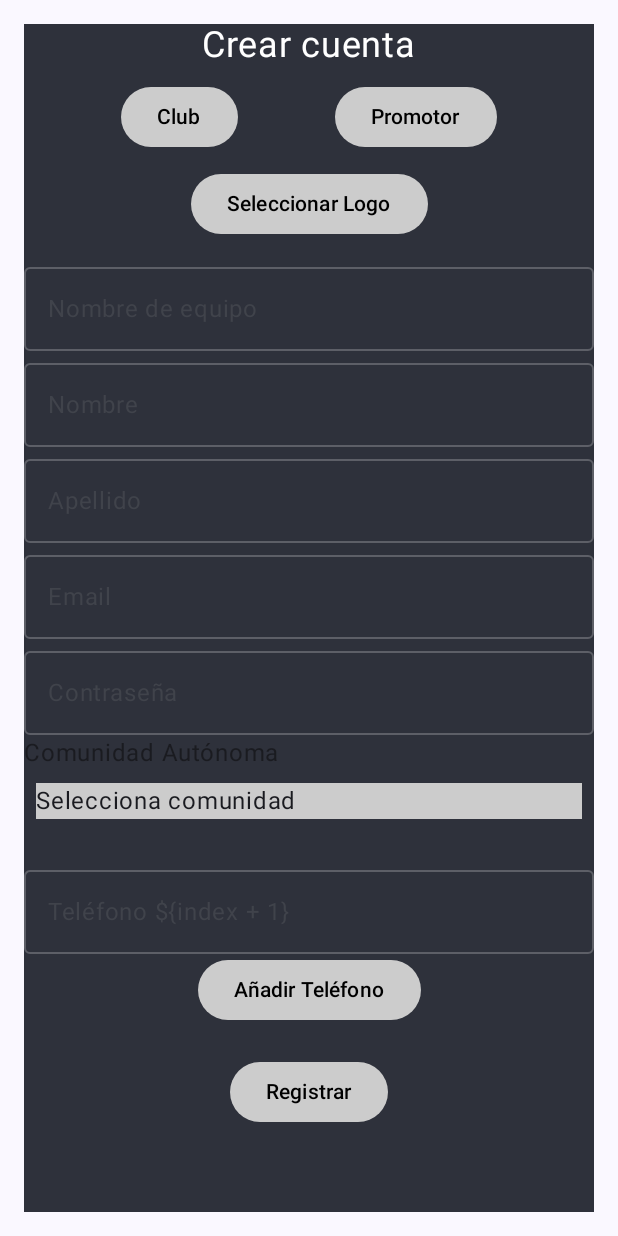
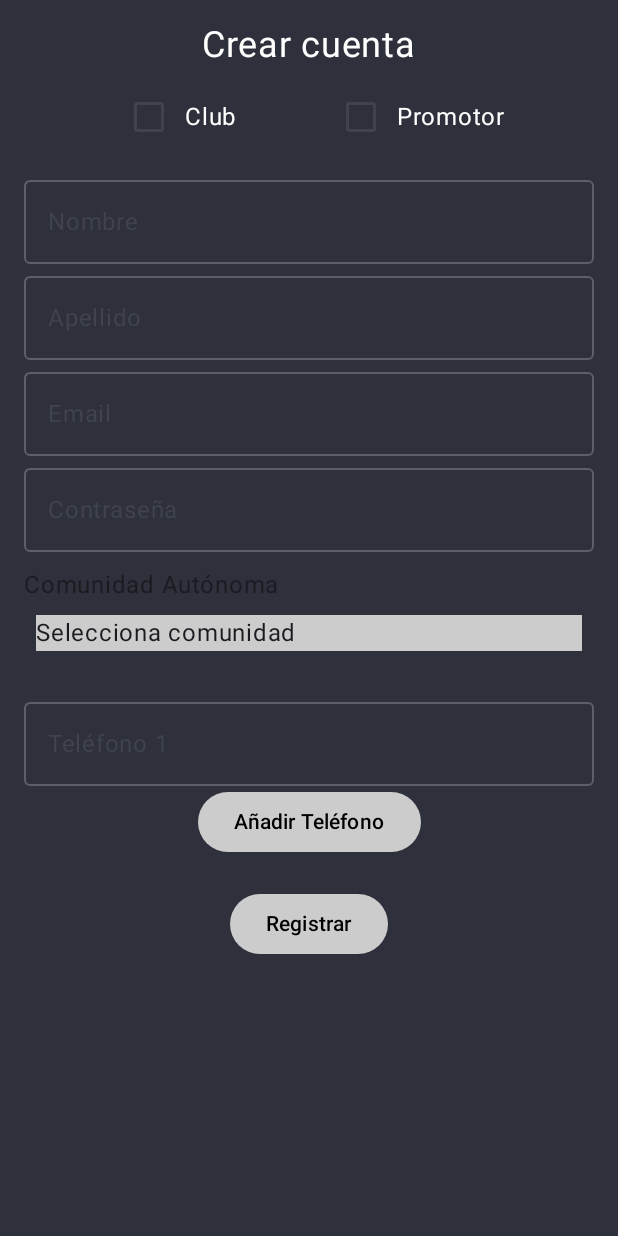
Before and after one commit to SandrMtz/APP_TeamBox, an Android app built with Jetpack Compose: the screen it shows after launch (MainActivity), after a tap on "¿No tienes cuenta? Regístrate", on a phone screen of 412 x 824 dp. Run offline under Robolectric (Android 15) with nearby library versions, the light colour scheme and no system bars.

Commit message:
modificacion y añadido
he mejorado el registro, y he añadido dos clases nuevas, un menu inferior que estara en club

```diff
--- a/appTB/app/src/main/java/com/example/appteambox/MainActivity.kt
+++ b/appTB/app/src/main/java/com/example/appteambox/MainActivity.kt
@@ -49,12 +49,18 @@ class MainActivity : ComponentActivity() {
                                 botonColors = botonClaro
                             )
                         }
+
+                        composable("MenuInferiorClub") {
+                            MenuInferiorCLub(navController = navController)
+                            }
+                        }
                     }
                 }
             }
         }
     }
-}
+
+
 
 @Composable
 fun Greeting(name: String, modifier: Modifier = Modifier) {
--- /dev/null
+++ b/appTB/app/src/main/java/com/example/appteambox/PerfilUsuario.kt
@@ -0,0 +1,5 @@
+package com.example.appteambox
+
+import androidx.compose.material3.ExperimentalMaterial3Api
+import androidx.compose.runtime.Composable
+import androidx.compose.runtime.getValue
--- a/appTB/app/src/main/java/com/example/appteambox/RegistroCuenta.kt
+++ b/appTB/app/src/main/java/com/example/appteambox/RegistroCuenta.kt
@@ -10,7 +10,9 @@ import androidx.compose.foundation.Image
 import androidx.compose.foundation.background
 import androidx.compose.foundation.clickable
 import androidx.compose.foundation.layout.*
+import androidx.compose.foundation.rememberScrollState
 import androidx.compose.foundation.text.KeyboardOptions
+import androidx.compose.foundation.verticalScroll
 import androidx.compose.material3.*
 import androidx.compose.runtime.*
 import androidx.compose.ui.Alignment
@@ -27,8 +29,12 @@ import java.io.ByteArrayOutputStream
 @OptIn(ExperimentalMaterial3Api::class)
 @Composable
 fun RegistroCuenta(navController: NavController, botonColors: ButtonColors) {
-    var tipoUsuario by remember { mutableStateOf("") }
-    var nombreEntidad by remember { mutableStateOf("") }
+    var esClub by remember { mutableStateOf(false) }
+    var esPromotor by remember { mutableStateOf(false) }
+
+    var nombreClub by remember { mutableStateOf("") }
+    var nombrePromotora by remember { mutableStateOf("") }
+
     var nombre by remember { mutableStateOf("") }
     var apellido by remember { mutableStateOf("") }
     var email by remember { mutableStateOf("") }
@@ -36,62 +42,109 @@ fun RegistroCuenta(navController: NavController, botonColors: ButtonColors) {
     var comunidad by remember { mutableStateOf("") }
     var provincia by remember { mutableStateOf("") }
     var telefonos by remember { mutableStateOf(mutableListOf("")) }
-    var logoUri by remember { mutableStateOf<Uri?>(null) }
-    var logoBase64 by remember { mutableStateOf("") }
+
+    // LOGOS
+    var logoClubUri by remember { mutableStateOf<Uri?>(null) }
+    var logoPromotoraUri by remember { mutableStateOf<Uri?>(null) }
+    var logoClubBase64 by remember { mutableStateOf("") }
+    var logoPromotoraBase64 by remember { mutableStateOf("") }
 
     val context = LocalContext.current
 
-    val launcher = rememberLauncherForActivityResult(ActivityResultContracts.GetContent()) { uri: Uri? ->
+    // Launchers
+    val clubLogoLauncher = rememberLauncherForActivityResult(ActivityResultContracts.GetContent()) { uri: Uri? ->
         uri?.let {
-            logoUri = it
+            logoClubUri = it
             val bitmap = MediaStore.Images.Media.getBitmap(context.contentResolver, it)
             val stream = ByteArrayOutputStream()
             bitmap.compress(Bitmap.CompressFormat.PNG, 100, stream)
             val byteArray = stream.toByteArray()
-            logoBase64 = Base64.encodeToString(byteArray, Base64.DEFAULT)
+            logoClubBase64 = Base64.encodeToString(byteArray, Base64.DEFAULT)
         }
     }
 
+    val promotoraLogoLauncher = rememberLauncherForActivityResult(ActivityResultContracts.GetContent()) { uri: Uri? ->
+        uri?.let {
+            logoPromotoraUri = it
+            val bitmap = MediaStore.Images.Media.getBitmap(context.contentResolver, it)
+            val stream = ByteArrayOutputStream()
+            bitmap.compress(Bitmap.CompressFormat.PNG, 100, stream)
+            val byteArray = stream.toByteArray()
+            logoPromotoraBase64 = Base64.encodeToString(byteArray, Base64.DEFAULT)
+        }
+    }
+
+    Box(
+        modifier = Modifier
+            .fillMaxSize()
+            .background(Color(0xFF2E313B))
+    ) {
         Column(
             modifier = Modifier
                 .fillMaxSize()
                 .padding(16.dp)
-            .background(Color(0xFF2E313B)),
+                .verticalScroll(rememberScrollState()),
             horizontalAlignment = Alignment.CenterHorizontally
         ) {
             Text("Crear cuenta", fontSize = 24.sp, color = Color.White)
 
             Spacer(modifier = Modifier.height(10.dp))
 
+            // Selección de roles
             Row(Modifier.fillMaxWidth(), horizontalArrangement = Arrangement.SpaceEvenly) {
-            Button(onClick = { tipoUsuario = "Club" }, colors = botonColors) {
-                Text("Club")
+                Row(verticalAlignment = Alignment.CenterVertically) {
+                    Checkbox(checked = esClub, onCheckedChange = { esClub = it })
+                    Text("Club", color = Color.White)
                 }
-            Button(onClick = { tipoUsuario = "Promotor" }, colors = botonColors) {
-                Text("Promotor")
+                Row(verticalAlignment = Alignment.CenterVertically) {
+                    Checkbox(checked = esPromotor, onCheckedChange = { esPromotor = it })
+                    Text("Promotor", color = Color.White)
                 }
             }
 
             Spacer(modifier = Modifier.height(10.dp))
 
-        Button(onClick = { launcher.launch("image/*") }, colors = botonColors) {
-            Text("Seleccionar Logo")
+            // Logo para Club
+            if (esClub) {
+                Text("Logo del Club", color = Color.White)
+                Button(onClick = { clubLogoLauncher.launch("image/*") }, colors = botonColors) {
+                    Text("Seleccionar Logo Club")
                 }
-
-        logoUri?.let {
+                logoClubUri?.let {
                     val bitmap = MediaStore.Images.Media.getBitmap(context.contentResolver, it)
                     Image(bitmap = bitmap.asImageBitmap(), contentDescription = null, modifier = Modifier.size(100.dp))
                 }
-
                 Spacer(modifier = Modifier.height(10.dp))
 
                 OutlinedTextField(
-            value = nombreEntidad,
-            onValueChange = { nombreEntidad = it },
-            label = { Text("Nombre de ${if (tipoUsuario.isBlank()) "equipo" else tipoUsuario}") },
+                    value = nombreClub,
+                    onValueChange = { nombreClub = it },
+                    label = { Text("Nombre del Club") },
                     modifier = Modifier.fillMaxWidth()
                 )
+            }
 
+            // Logo para Promotora
+            if (esPromotor) {
+                Text("Logo de la Promotora", color = Color.White)
+                Button(onClick = { promotoraLogoLauncher.launch("image/*") }, colors = botonColors) {
+                    Text("Seleccionar Logo Promotora")
+                }
+                logoPromotoraUri?.let {
+                    val bitmap = MediaStore.Images.Media.getBitmap(context.contentResolver, it)
+                    Image(bitmap = bitmap.asImageBitmap(), contentDescription = null, modifier = Modifier.size(100.dp))
+                }
+                Spacer(modifier = Modifier.height(10.dp))
+
+                OutlinedTextField(
+                    value = nombrePromotora,
+                    onValueChange = { nombrePromotora = it },
+                    label = { Text("Nombre de la Promotora") },
+                    modifier = Modifier.fillMaxWidth()
+                )
+            }
+
+            // Campos comunes
             OutlinedTextField(
                 value = nombre,
                 onValueChange = { nombre = it },
@@ -122,6 +175,8 @@ fun RegistroCuenta(navController: NavController, botonColors: ButtonColors) {
                 modifier = Modifier.fillMaxWidth()
             )
 
+            Spacer(modifier = Modifier.height(10.dp))
+
             ComunidadYProvinciaDropdown(
                 comunidad = comunidad,
                 provincia = provincia,
@@ -140,7 +195,7 @@ fun RegistroCuenta(navController: NavController, botonColors: ButtonColors) {
                 OutlinedTextField(
                     value = telefono,
                     onValueChange = { telefonos[index] = it },
-                label = { Text("Teléfono \${index + 1}") },
+                    label = { Text("Teléfono ${index + 1}") },
                     keyboardOptions = KeyboardOptions(keyboardType = KeyboardType.Phone),
                     modifier = Modifier.fillMaxWidth()
                 )
@@ -155,12 +210,19 @@ fun RegistroCuenta(navController: NavController, botonColors: ButtonColors) {
             Spacer(modifier = Modifier.height(20.dp))
 
             Button(onClick = {
+                // Aquí puedes enviar los datos al backend
                 navController.navigate("login")
             }, colors = botonColors) {
                 Text("Registrar")
             }
+
+            Spacer(modifier = Modifier.height(20.dp))
         }
     }
+}
+
+
+
 
 @Composable
 fun ComunidadYProvinciaDropdown(
```
Also changed, not shown: appTB/app/src/main/java/com/example/appteambox/MenuInferiorClub.kt (added, +113 -0 lines). Lines whose indentation alone changed are shown as unchanged.
